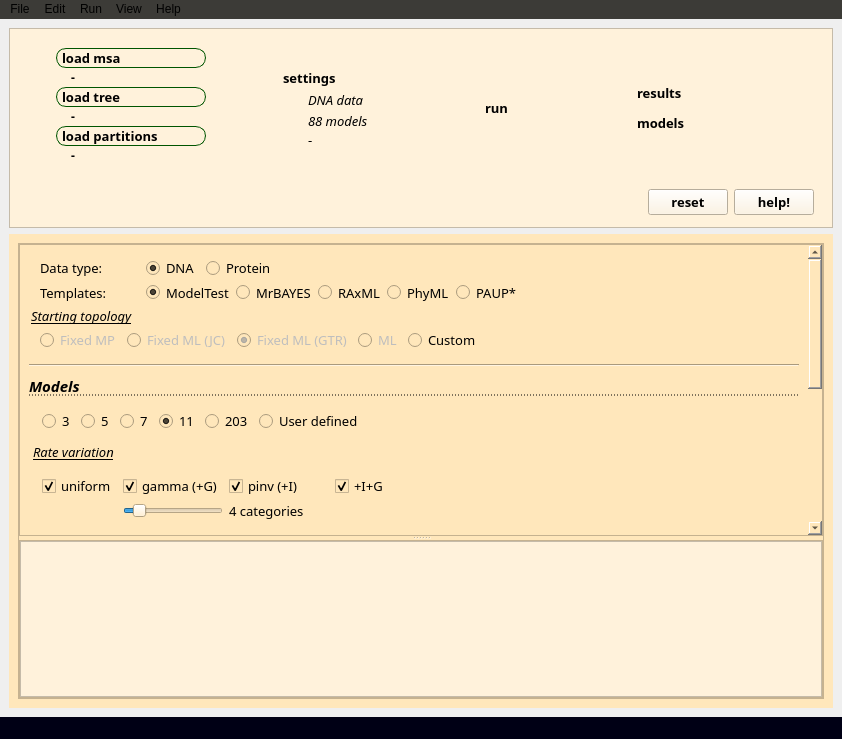
Old version of the form src/gui/xmodeltest.ui in the repository ddarriba/modeltest.
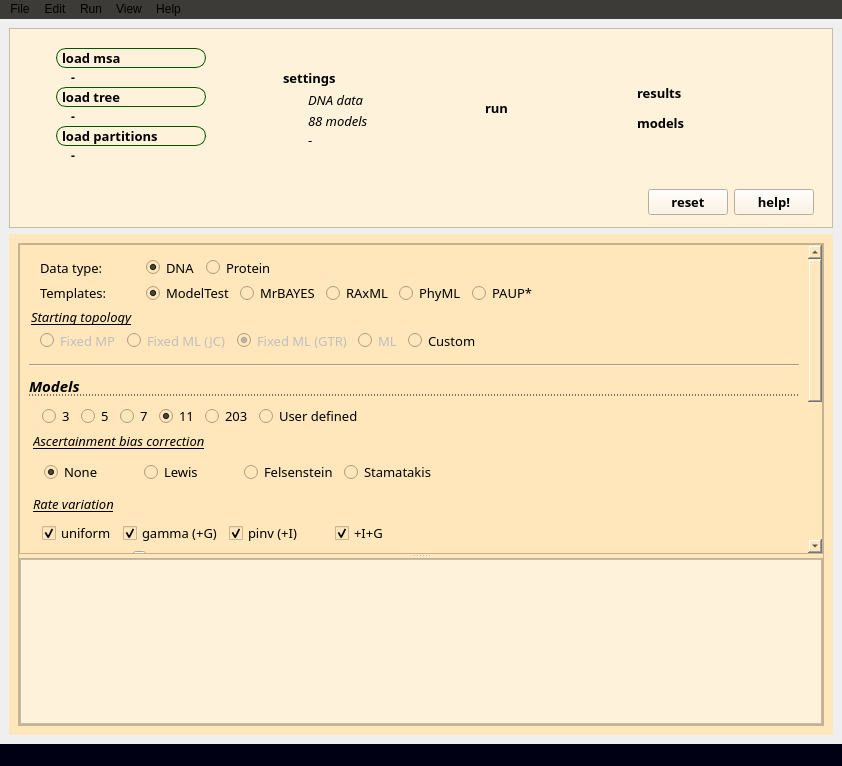
New version of the form. Icons and pictures are not drawn.

Commit message: support for ascertainment bias correction

Diff of the .ui file:
```diff
--- a/src/gui/xmodeltest.ui
+++ b/src/gui/xmodeltest.ui
@@ -7,7 +7,7 @@
     <x>0</x>
     <y>0</y>
     <width>842</width>
-    <height>739</height>
+    <height>766</height>
    </rect>
   </property>
   <property name="minimumSize">
@@ -996,7 +996,7 @@
                  <x>0</x>
                  <y>0</y>
                  <width>786</width>
-                 <height>583</height>
+                 <height>609</height>
                 </rect>
                </property>
                <layout class="QVBoxLayout" name="verticalLayout_9">
@@ -1213,7 +1213,7 @@
                          </font>
                         </property>
                         <property name="styleSheet">
-                         <string notr="true">border: none;</string>
+                         <string notr="true"/>
                         </property>
                         <property name="text">
                          <string>ModelTest</string>
@@ -1238,7 +1238,7 @@
                          <string>&lt;html&gt;&lt;head/&gt;&lt;body&gt;&lt;p&gt;Select default options for MrBAYES&lt;/p&gt;&lt;/body&gt;&lt;/html&gt;</string>
                         </property>
                         <property name="styleSheet">
-                         <string notr="true">border: none;</string>
+                         <string notr="true"/>
                         </property>
                         <property name="text">
                          <string>MrBAYES</string>
@@ -1257,7 +1257,7 @@
                          </font>
                         </property>
                         <property name="styleSheet">
-                         <string notr="true">border: none;</string>
+                         <string notr="true"/>
                         </property>
                         <property name="text">
                          <string>RAxML</string>
@@ -1276,7 +1276,7 @@
                          </font>
                         </property>
                         <property name="styleSheet">
-                         <string notr="true">border: none;</string>
+                         <string notr="true"/>
                         </property>
                         <property name="text">
                          <string>PhyML</string>
@@ -1295,7 +1295,7 @@
                          </font>
                         </property>
                         <property name="styleSheet">
-                         <string notr="true">border: none;</string>
+                         <string notr="true"/>
                         </property>
                         <property name="text">
                          <string>PAUP*</string>
@@ -1572,7 +1572,7 @@
                      <property name="minimumSize">
                       <size>
                        <width>0</width>
-                       <height>270</height>
+                       <height>290</height>
                       </size>
                      </property>
                      <property name="frameShape">
@@ -1787,6 +1787,159 @@
                            </layout>
                           </widget>
                          </item>
+                         <item>
+                          <widget class="QLabel" name="label">
+                           <property name="font">
+                            <font>
+                             <family>Courier 10 Pitch</family>
+                             <pointsize>10</pointsize>
+                             <weight>50</weight>
+                             <italic>true</italic>
+                             <bold>false</bold>
+                             <underline>true</underline>
+                            </font>
+                           </property>
+                           <property name="toolTip">
+                            <string>&lt;html&gt;&lt;head/&gt;&lt;body&gt;&lt;p&gt;Account for ascertainment bias correction. Check the &lt;span style=&quot; font-weight:600;&quot;&gt;manual&lt;/span&gt; for more information.&lt;/p&gt;&lt;p&gt;Enabled only if +I and +I+G are &lt;span style=&quot; font-weight:600;&quot;&gt;not&lt;/span&gt; candidate models.&lt;/p&gt;&lt;/body&gt;&lt;/html&gt;</string>
+                           </property>
+                           <property name="text">
+                            <string>Ascertainment bias correction</string>
+                           </property>
+                          </widget>
+                         </item>
+                         <item>
+                          <widget class="QFrame" name="frame_ascbias">
+                           <property name="minimumSize">
+                            <size>
+                             <width>0</width>
+                             <height>0</height>
+                            </size>
+                           </property>
+                           <property name="frameShape">
+                            <enum>QFrame::NoFrame</enum>
+                           </property>
+                           <property name="frameShadow">
+                            <enum>QFrame::Plain</enum>
+                           </property>
+                           <layout class="QVBoxLayout" name="verticalLayout_13">
+                            <property name="spacing">
+                             <number>2</number>
+                            </property>
+                            <property name="leftMargin">
+                             <number>2</number>
+                            </property>
+                            <property name="topMargin">
+                             <number>2</number>
+                            </property>
+                            <property name="rightMargin">
+                             <number>2</number>
+                            </property>
+                            <property name="bottomMargin">
+                             <number>2</number>
+                            </property>
+                            <item>
+                             <widget class="QFrame" name="frame_ascbias_type">
+                              <property name="minimumSize">
+                               <size>
+                                <width>0</width>
+                                <height>0</height>
+                               </size>
+                              </property>
+                              <property name="frameShape">
+                               <enum>QFrame::NoFrame</enum>
+                              </property>
+                              <property name="frameShadow">
+                               <enum>QFrame::Plain</enum>
+                              </property>
+                              <property name="lineWidth">
+                               <number>1</number>
+                              </property>
+                              <layout class="QHBoxLayout" name="horizontalLayout">
+                               <property name="topMargin">
+                                <number>2</number>
+                               </property>
+                               <property name="bottomMargin">
+                                <number>2</number>
+                               </property>
+                               <item>
+                                <widget class="QRadioButton" name="radAscbiasNone">
+                                 <property name="sizePolicy">
+                                  <sizepolicy hsizetype="Minimum" vsizetype="Fixed">
+                                   <horstretch>0</horstretch>
+                                   <verstretch>0</verstretch>
+                                  </sizepolicy>
+                                 </property>
+                                 <property name="font">
+                                  <font>
+                                   <family>Courier 10 Pitch</family>
+                                   <pointsize>10</pointsize>
+                                  </font>
+                                 </property>
+                                 <property name="toolTip">
+                                  <string>&lt;html&gt;&lt;head/&gt;&lt;body&gt;&lt;p&gt;Do not account for ascertainment bias.&lt;/p&gt;&lt;/body&gt;&lt;/html&gt;</string>
+                                 </property>
+                                 <property name="text">
+                                  <string>None</string>
+                                 </property>
+                                 <property name="checked">
+                                  <bool>true</bool>
+                                 </property>
+                                </widget>
+                               </item>
+                               <item>
+                                <widget class="QRadioButton" name="radAscbiasLewis">
+                                 <property name="font">
+                                  <font>
+                                   <family>Courier 10 Pitch</family>
+                                   <pointsize>10</pointsize>
+                                  </font>
+                                 </property>
+                                 <property name="toolTip">
+                                  <string>&lt;html&gt;&lt;head/&gt;&lt;body&gt;&lt;p&gt;Lewis' ascertainment bias correction.&lt;/p&gt;&lt;p&gt;Enabled only if +I and +I+G are &lt;span style=&quot; font-weight:600;&quot;&gt;not&lt;/span&gt; candidate models.&lt;/p&gt;&lt;/body&gt;&lt;/html&gt;</string>
+                                 </property>
+                                 <property name="text">
+                                  <string>Lewis</string>
+                                 </property>
+                                </widget>
+                               </item>
+                               <item>
+                                <widget class="QRadioButton" name="radAscbiasFelsenstein">
+                                 <property name="font">
+                                  <font>
+                                   <family>Courier 10 Pitch</family>
+                                   <pointsize>10</pointsize>
+                                  </font>
+                                 </property>
+                                 <property name="toolTip">
+                                  <string>&lt;html&gt;&lt;head/&gt;&lt;body&gt;&lt;p&gt;Felsenstein's ascertainment bias correction. Requires a partitions file containing the number of invariant sites (check the &lt;span style=&quot; font-weight:600;&quot;&gt;manual&lt;/span&gt; for information).&lt;/p&gt;&lt;p&gt;Enabled only if +I and +I+G are &lt;span style=&quot; font-weight:600;&quot;&gt;not&lt;/span&gt; candidate models.&lt;/p&gt;&lt;/body&gt;&lt;/html&gt;</string>
+                                 </property>
+                                 <property name="text">
+                                  <string>Felsenstein</string>
+                                 </property>
+                                </widget>
+                               </item>
+                               <item>
+                                <widget class="QRadioButton" name="radAscbiasStamatakis">
+                                 <property name="font">
+                                  <font>
+                                   <family>Courier 10 Pitch</family>
+                                   <pointsize>10</pointsize>
+                                  </font>
+                                 </property>
+                                 <property name="toolTip">
+                                  <string>&lt;html&gt;&lt;head/&gt;&lt;body&gt;&lt;p&gt;Stamatakis' ascertainment bias correction. Requires a partitions file containing the &lt;span style=&quot; font-weight:600;&quot;&gt;composition&lt;/span&gt; of invariant sites (check the &lt;span style=&quot; font-weight:600;&quot;&gt;manual&lt;/span&gt; for information).&lt;/p&gt;&lt;p&gt;Enabled only if +I and +I+G are &lt;span style=&quot; font-weight:600;&quot;&gt;not&lt;/span&gt; candidate models.&lt;/p&gt;&lt;/body&gt;&lt;/html&gt;</string>
+                                 </property>
+                                 <property name="text">
+                                  <string>Stamatakis</string>
+                                 </property>
+                                </widget>
+                               </item>
+                              </layout>
+                             </widget>
+                            </item>
+                           </layout>
+                          </widget>
+                         </item>
                          <item>
                           <widget class="QLabel" name="label_settings_ratevar">
                            <property name="minimumSize">
@@ -2048,35 +2201,6 @@
                            </layout>
                           </widget>
                          </item>
-                         <item>
-                          <widget class="QLabel" name="label_settings_freqs">
-                           <property name="minimumSize">
-                            <size>
-                             <width>0</width>
-                             <height>20</height>
-                            </size>
-                           </property>
-                           <property name="maximumSize">
-                            <size>
-                             <width>16777215</width>
-                             <height>20</height>
-                            </size>
-                           </property>
-                           <property name="font">
-                            <font>
-                             <family>Courier 10 Pitch</family>
-                             <pointsize>10</pointsize>
-                             <weight>50</weight>
-                             <italic>true</italic>
-                             <bold>false</bold>
-                             <underline>true</underline>
-                            </font>
-                           </property>
-                           <property name="text">
-                            <string>Frequencies</string>
-                           </property>
-                          </widget>
-                         </item>
                          <item>
                           <widget class="QFrame" name="frame_settings_freqs">
                            <property name="minimumSize">
@@ -2107,6 +2231,35 @@
                             <property name="bottomMargin">
                              <number>2</number>
                             </property>
+                            <item>
+                             <widget class="QLabel" name="label_settings_freqs">
+                              <property name="minimumSize">
+                               <size>
+                                <width>0</width>
+                                <height>20</height>
+                               </size>
+                              </property>
+                              <property name="maximumSize">
+                               <size>
+                                <width>16777215</width>
+                                <height>20</height>
+                               </size>
+                              </property>
+                              <property name="font">
+                               <font>
+                                <family>Courier 10 Pitch</family>
+                                <pointsize>10</pointsize>
+                                <weight>50</weight>
+                                <italic>true</italic>
+                                <bold>false</bold>
+                                <underline>true</underline>
+                               </font>
+                              </property>
+                              <property name="text">
+                               <string>Frequencies</string>
+                              </property>
+                             </widget>
+                            </item>
                             <item>
                              <widget class="QCheckBox" name="cbEqualFreq">
                               <property name="minimumSize">
@@ -2309,6 +2462,19 @@
                            </property>
                           </widget>
                          </item>
+                         <item>
+                          <spacer name="spacer_models">
+                           <property name="orientation">
+                            <enum>Qt::Vertical</enum>
+                           </property>
+                           <property name="sizeHint" stdset="0">
+                            <size>
+                             <width>20</width>
+                             <height>40</height>
+                            </size>
+                           </property>
+                          </spacer>
+                         </item>
                         </layout>
                         <zorder>grpSubstSchemes</zorder>
                         <zorder>frame_nmodels</zorder>
```
Left out of the diff: 125 changed lines with no effect on the pictures. The commit also changes 16 other files.
